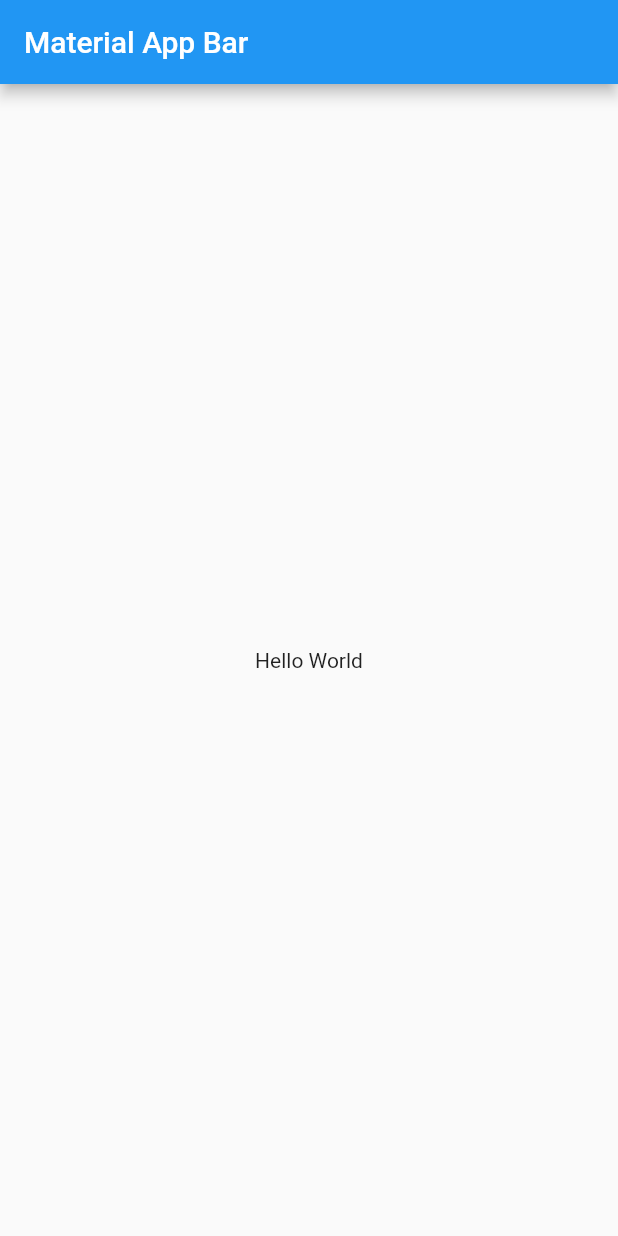
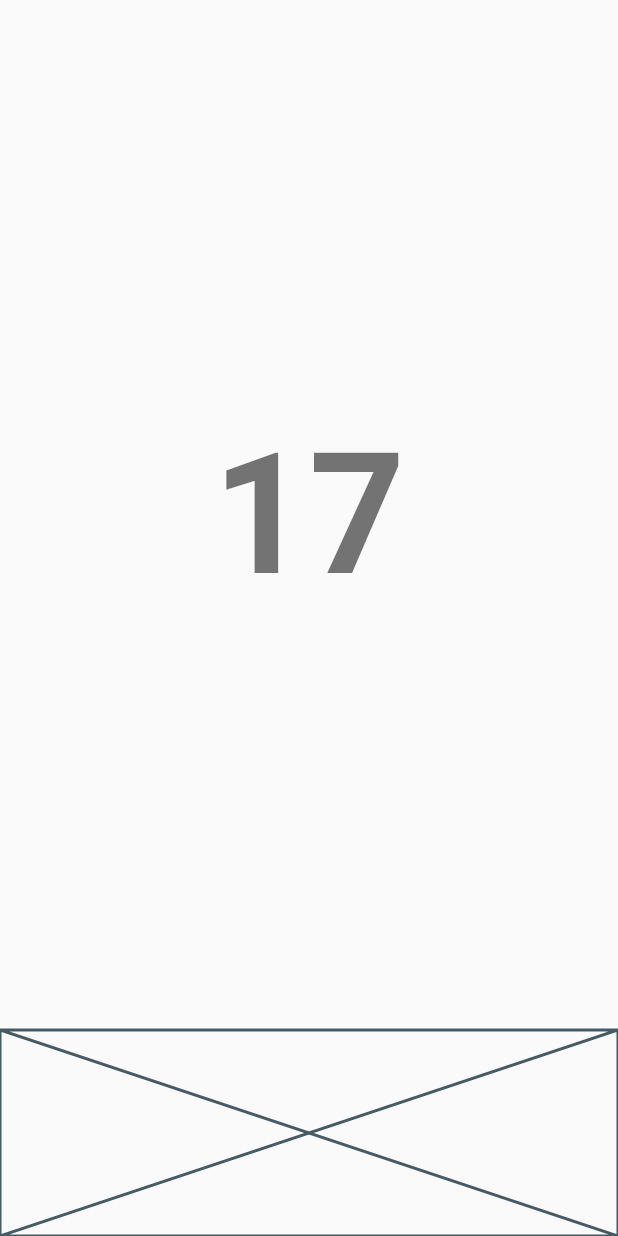
Before and after one commit to thisis-dc4/Flutter-Weather-App, a Flutter app: the screen it shows after launch, on a phone screen of 412 x 824 dp. Run offline on Flutter 3.47's test engine with Material 2 defaults, Android fonts, the phone set to English and light mode, and no system bars.

Commit message:
Added animated current weather.

```diff
--- /dev/null
+++ b/lib/data/weather_data.dart
@@ -0,0 +1,289 @@
+// To parse this JSON data, do
+//
+//     final weatherData = weatherDataFromJson(jsonString);
+
+import 'dart:convert';
+
+WeatherData weatherDataFromJson(String str) =>
+    WeatherData.fromJson(json.decode(str));
+
+class WeatherData {
+  WeatherData({
+    this.lat,
+    this.lon,
+    this.timezone,
+    this.timezoneOffset,
+    this.current,
+    this.minutely,
+    this.hourly,
+    this.daily,
+  });
+
+  double lat;
+  double lon;
+  String timezone;
+  int timezoneOffset;
+  Current current;
+  List<Minutely> minutely;
+  List<Hourly> hourly;
+  List<Daily> daily;
+
+  factory WeatherData.fromJson(Map<String, dynamic> json) => WeatherData(
+        lat: json["lat"].toDouble(),
+        lon: json["lon"].toDouble(),
+        timezone: json["timezone"],
+        timezoneOffset: json["timezone_offset"],
+        current: Current.fromJson(json["current"]),
+        minutely: List<Minutely>.from(
+            json["minutely"].map((x) => Minutely.fromJson(x))),
+        hourly:
+            List<Hourly>.from(json["hourly"].map((x) => Hourly.fromJson(x))),
+        daily: List<Daily>.from(json["daily"].map((x) => Daily.fromJson(x))),
+      );
+}
+
+class Current {
+  Current({
+    this.dt,
+    this.sunrise,
+    this.sunset,
+    this.temp,
+    this.feelsLike,
+    this.pressure,
+    this.humidity,
+    this.dewPoint,
+    this.uvi,
+    this.clouds,
+    this.visibility,
+    this.windSpeed,
+    this.windDeg,
+    this.weather,
+    this.rain,
+  });
+
+  int dt;
+  int sunrise;
+  int sunset;
+  double temp;
+  double feelsLike;
+  int pressure;
+  int humidity;
+  double dewPoint;
+  double uvi;
+  int clouds;
+  int visibility;
+  double windSpeed;
+  int windDeg;
+  List<Weather> weather;
+  Rain rain;
+
+  factory Current.fromJson(Map<String, dynamic> json) => Current(
+        dt: json["dt"],
+        sunrise: json["sunrise"],
+        sunset: json["sunset"],
+        temp: json["temp"].toDouble(),
+        feelsLike: json["feels_like"].toDouble(),
+        pressure: json["pressure"],
+        humidity: json["humidity"],
+        dewPoint: json["dew_point"].toDouble(),
+        uvi: json["uvi"].toDouble(),
+        clouds: json["clouds"],
+        visibility: json["visibility"],
+        windSpeed: json["wind_speed"].toDouble(),
+        windDeg: json["wind_deg"],
+        weather:
+            List<Weather>.from(json["weather"].map((x) => Weather.fromJson(x))),
+        rain: Rain.fromJson(json["rain"]),
+      );
+}
+
+class Rain {
+  Rain({
+    this.the1H,
+  });
+
+  double the1H;
+
+  factory Rain.fromJson(Map<String, dynamic> json) => Rain(
+        the1H: json["1h"].toDouble(),
+      );
+}
+
+class Weather {
+  Weather({
+    this.id,
+    this.main,
+    this.description,
+    this.icon,
+  });
+
+  int id;
+  String main;
+  String description;
+  String icon;
+
+  factory Weather.fromJson(Map<String, dynamic> json) => Weather(
+        id: json["id"],
+        main: json["main"],
+        description: json["description"],
+        icon: json["icon"],
+      );
+}
+
+class Daily {
+  Daily({
+    this.dt,
+    this.sunrise,
+    this.sunset,
+    this.temp,
+    this.feelsLike,
+    this.pressure,
+    this.humidity,
+    this.dewPoint,
+    this.windSpeed,
+    this.windDeg,
+    this.weather,
+    this.clouds,
+    this.rain,
+    this.uvi,
+  });
+
+  int dt;
+  int sunrise;
+  int sunset;
+  Temp temp;
+  FeelsLike feelsLike;
+  int pressure;
+  int humidity;
+  double dewPoint;
+  double windSpeed;
+  int windDeg;
+  List<Weather> weather;
+  int clouds;
+  double rain;
+  double uvi;
+
+  factory Daily.fromJson(Map<String, dynamic> json) => Daily(
+        dt: json["dt"],
+        sunrise: json["sunrise"],
+        sunset: json["sunset"],
+        temp: Temp.fromJson(json["temp"]),
+        feelsLike: FeelsLike.fromJson(json["feels_like"]),
+        pressure: json["pressure"],
+        humidity: json["humidity"],
+        dewPoint: json["dew_point"].toDouble(),
+        windSpeed: json["wind_speed"].toDouble(),
+        windDeg: json["wind_deg"],
+        weather:
+            List<Weather>.from(json["weather"].map((x) => Weather.fromJson(x))),
+        clouds: json["clouds"],
+        rain: json["rain"].toDouble(),
+        uvi: json["uvi"].toDouble(),
+      );
+}
+
+class FeelsLike {
+  FeelsLike({
+    this.day,
+    this.night,
+    this.eve,
+    this.morn,
+  });
+
+  double day;
+  double night;
+  double eve;
+  double morn;
+
+  factory FeelsLike.fromJson(Map<String, dynamic> json) => FeelsLike(
+        day: json["day"].toDouble(),
+        night: json["night"].toDouble(),
+        eve: json["eve"].toDouble(),
+        morn: json["morn"].toDouble(),
+      );
+}
+
+class Temp {
+  Temp({
+    this.day,
+    this.min,
+    this.max,
+    this.night,
+    this.eve,
+    this.morn,
+  });
+
+  double day;
+  double min;
+  double max;
+  double night;
+  double eve;
+  double morn;
+
+  factory Temp.fromJson(Map<String, dynamic> json) => Temp(
+        day: json["day"].toDouble(),
+        min: json["min"].toDouble(),
+        max: json["max"].toDouble(),
+        night: json["night"].toDouble(),
+        eve: json["eve"].toDouble(),
+        morn: json["morn"].toDouble(),
+      );
+}
+
+class Hourly {
+  Hourly({
+    this.dt,
+    this.temp,
+    this.feelsLike,
+    this.pressure,
+    this.humidity,
+    this.dewPoint,
+    this.clouds,
+    this.windSpeed,
+    this.windDeg,
+    this.weather,
+    this.rain,
+  });
+
+  int dt;
+  double temp;
+  double feelsLike;
+  int pressure;
+  int humidity;
+  double dewPoint;
+  int clouds;
+  double windSpeed;
+  int windDeg;
+  List<Weather> weather;
+  Rain rain;
+
+  factory Hourly.fromJson(Map<String, dynamic> json) => Hourly(
+        dt: json["dt"],
+        temp: json["temp"].toDouble(),
+        feelsLike: json["feels_like"].toDouble(),
+        pressure: json["pressure"],
+        humidity: json["humidity"],
+        dewPoint: json["dew_point"].toDouble(),
+        clouds: json["clouds"],
+        windSpeed: json["wind_speed"].toDouble(),
+        windDeg: json["wind_deg"],
+        weather:
+            List<Weather>.from(json["weather"].map((x) => Weather.fromJson(x))),
+        rain: Rain.fromJson(json["rain"]),
+      );
+}
+
+class Minutely {
+  Minutely({
+    this.dt,
+    this.precipitation,
+  });
+
+  int dt;
+  double precipitation;
+
+  factory Minutely.fromJson(Map<String, dynamic> json) => Minutely(
+        dt: json["dt"],
+        precipitation: json["precipitation"].toDouble(),
+      );
+}
--- a/lib/main.dart
+++ b/lib/main.dart
@@ -1,21 +1,18 @@
 import 'package:flutter/material.dart';
+import 'package:provider/provider.dart';
+
+import 'package:weather/provider/weather_provider.dart';
+import 'package:weather/screens/home_page.dart';
 
 void main() => runApp(MyApp());
 
 class MyApp extends StatelessWidget {
   @override
   Widget build(BuildContext context) {
-    return MaterialApp(
-      title: 'Material App',
-      home: Scaffold(
-        appBar: AppBar(
-          title: Text('Material App Bar'),
-        ),
-        body: Center(
-          child: Container(
-            child: Text('Hello World'),
-          ),
-        ),
+    return ChangeNotifierProvider(
+      create: (context) => WeatherProvider(),
+      child: MaterialApp(
+        home: HomePage(),
       ),
     );
   }
--- /dev/null
+++ b/lib/provider/weather_provider.dart
@@ -0,0 +1,111 @@
+import 'package:flutter/foundation.dart';
+
+import 'package:weather/data/weather_data.dart';
+
+class WeatherProvider with ChangeNotifier {
+  WeatherData _item = WeatherData(
+    lat: 33.44,
+    lon: -94.04,
+    timezone: "America/Chicago",
+    timezoneOffset: -18000,
+    current: Current(
+      dt: 1588935779,
+      sunrise: 1588936856,
+      sunset: 1588986260,
+      temp: 16.75,
+      feelsLike: 16.07,
+      pressure: 1009,
+      humidity: 93,
+      dewPoint: 15.61,
+      uvi: 8.97,
+      clouds: 90,
+      visibility: 12874,
+      windSpeed: 3.6,
+      windDeg: 280,
+      weather: [
+        Weather(
+          id: 501,
+          main: "Rain",
+          description: "moderate rain",
+          icon: "10n",
+        ),
+        Weather(
+          id: 200,
+          main: "Thunderstorm",
+          description: "thunderstorm with light rain",
+          icon: "11n",
+        )
+      ],
+      rain: Rain(the1H: 2.79),
+    ),
+    minutely: [
+      Minutely(
+        dt: 1588935780,
+        precipitation: 2.789,
+      )
+    ],
+    hourly: [
+      Hourly(
+        dt: 1588935600,
+        temp: 16.75,
+        feelsLike: 13.93,
+        pressure: 1009,
+        humidity: 93,
+        dewPoint: 15.61,
+        clouds: 90,
+        windSpeed: 6.66,
+        windDeg: 203,
+        weather: [
+          Weather(
+            id: 501,
+            main: "Rain",
+            description: "moderate rain",
+            icon: "10n",
+          )
+        ],
+        rain: Rain(the1H: 2.92),
+      )
+    ],
+    daily: [
+      Daily(
+        dt: 1588960800,
+        sunrise: 1588936856,
+        sunset: 1588986260,
+        temp: Temp(
+          day: 22.49,
+          min: 10.96,
+          max: 22.49,
+          night: 10.96,
+          eve: 18.45,
+          morn: 18.14,
+        ),
+        feelsLike: FeelsLike(
+          day: 18.72,
+          night: 6.53,
+          eve: 16.34,
+          morn: 16.82,
+        ),
+        pressure: 1014,
+        humidity: 60,
+        dewPoint: 14.35,
+        windSpeed: 7.36,
+        windDeg: 342,
+        weather: [
+          Weather(
+            id: 502,
+            main: "Rain",
+            description: "heavy intensity rain",
+            icon: "10d",
+          )
+        ],
+        clouds: 68,
+        rain: 15.38,
+        uvi: 8.97,
+      )
+    ],
+  );
+
+  WeatherData get items {
+    return _item;
+  }
+}
--- /dev/null
+++ b/lib/screens/home_page.dart
@@ -0,0 +1,30 @@
+import 'package:flutter/material.dart';
+import 'package:provider/provider.dart';
+
+import 'package:weather/provider/weather_provider.dart';
+import 'package:weather/widgets/animated_current_weather.dart';
+
+class HomePage extends StatelessWidget {
+  @override
+  Widget build(BuildContext context) {
+    final weatherData = Provider.of<WeatherProvider>(context).items;
+    return Scaffold(
+      body: SafeArea(
+        child: Column(
+          children: [
+            Expanded(
+              flex: 5,
+              child: AnimatedCurrentWeather(
+                toValue: weatherData.current.temp,
+              ),
+            ),
+            Expanded(
+              flex: 1,
+              child: Placeholder(),
+            )
+          ],
+        ),
+      ),
+    );
+  }
+}
--- /dev/null
+++ b/lib/widgets/animated_current_weather.dart
@@ -0,0 +1,67 @@
+import 'package:flutter/material.dart';
+
+class AnimatedCurrentWeather extends StatefulWidget {
+  const AnimatedCurrentWeather({
+    Key key,
+    this.fromValue = 1,
+    @required this.toValue,
+    this.duration = const Duration(milliseconds: 1500),
+  })  : assert(fromValue != null),
+        assert(toValue != null),
+        assert(fromValue <= toValue),
+        assert(duration != null),
+        super(key: key);
+
+  final double fromValue;
+  final double toValue;
+  final Duration duration;
+
+  @override
+  State<StatefulWidget> createState() => _AnimatedCurrentWeatherState();
+}
+
+class _AnimatedCurrentWeatherState extends State<AnimatedCurrentWeather>
+    with SingleTickerProviderStateMixin {
+  Animation<double> _animation;
+  AnimationController _controller;
+
+  String _number;
+
+  @override
+  void initState() {
+    super.initState();
+
+    _controller = AnimationController(
+      duration: widget.duration,
+      vsync: this,
+    );
+
+    _animation = Tween<double>(begin: widget.fromValue, end: widget.toValue)
+        .animate(_controller)
+          ..addListener(() {
+            setState(() {
+              _number = _animation.value.toStringAsFixed(0);
+            });
+          });
+
+    _controller.forward();
+  }
+
+  @override
+  Future<void> dispose() async {
+    _controller.dispose();
+
+    super.dispose();
+  }
+
+  @override
+  Widget build(BuildContext context) {
+    final textTheme = Theme.of(context).textTheme;
+    return Center(
+      child: Text(
+        "$_number",
+        style: textTheme.headline1.copyWith(fontWeight: FontWeight.bold),
+      ),
+    );
+  }
+}
--- a/pubspec.yaml
+++ b/pubspec.yaml
@@ -23,6 +23,7 @@ environment:
 dependencies:
   flutter:
     sdk: flutter
+  provider: ^4.1.3
 
 
   # The following adds the Cupertino Icons font to your application.
```
Also changed, not shown: pubspec.lock, 1 other file.
